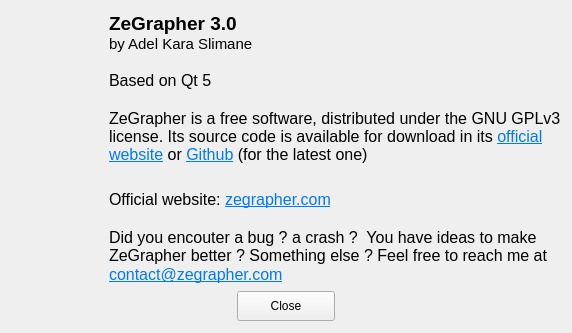
The window that Windows/about.ui (AdelKS/ZeGrapher) describes before a commit, drawn with Qt 5.
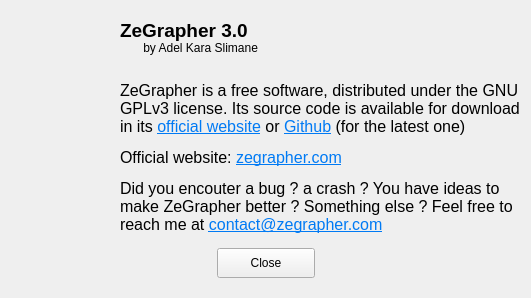
The same window after the commit.

Patch:
```diff
--- a/Windows/about.ui
+++ b/Windows/about.ui
@@ -6,8 +6,8 @@
    <rect>
     <x>0</x>
     <y>0</y>
-    <width>572</width>
-    <height>333</height>
+    <width>531</width>
+    <height>298</height>
    </rect>
   </property>
   <property name="windowTitle">
@@ -32,22 +32,7 @@
         </sizepolicy>
        </property>
        <property name="text">
-        <string>&lt;!DOCTYPE HTML PUBLIC &quot;-//W3C//DTD HTML 4.0//EN&quot; &quot;http://www.w3.org/TR/REC-html40/strict.dtd&quot;&gt;
-&lt;html&gt;&lt;head&gt;&lt;meta name=&quot;qrichtext&quot; content=&quot;1&quot; /&gt;&lt;style type=&quot;text/css&quot;&gt;
-p, li { white-space: pre-wrap; }
-&lt;/style&gt;&lt;/head&gt;&lt;body style=&quot; font-family:'Cantarell'; font-size:11pt; font-weight:400; font-style:normal;&quot;&gt;
-&lt;p style=&quot; margin-top:0px; margin-bottom:0px; margin-left:0px; margin-right:0px; -qt-block-indent:0; text-indent:0px;&quot;&gt;&lt;span style=&quot; font-family:'Sans'; font-size:14pt; font-weight:600;&quot;&gt;ZeGrapher 3.0&lt;/span&gt;&lt;/p&gt;
-&lt;p style=&quot; margin-top:0px; margin-bottom:0px; margin-left:0px; margin-right:0px; -qt-block-indent:0; text-indent:0px;&quot;&gt;by Adel Kara Slimane&lt;/p&gt;
-&lt;p style=&quot;-qt-paragraph-type:empty; margin-top:0px; margin-bottom:0px; margin-left:0px; margin-right:0px; -qt-block-indent:0; text-indent:0px;&quot;&gt;&lt;br /&gt;&lt;/p&gt;
-&lt;p style=&quot; margin-top:0px; margin-bottom:0px; margin-left:0px; margin-right:0px; -qt-block-indent:0; text-indent:0px;&quot;&gt;&lt;span style=&quot; font-family:'Sans'; font-size:12pt;&quot;&gt;Based on Qt 5&lt;/span&gt;&lt;/p&gt;
-&lt;p style=&quot;-qt-paragraph-type:empty; margin-top:0px; margin-bottom:0px; margin-left:0px; margin-right:0px; -qt-block-indent:0; text-indent:0px; font-family:'Sans'; font-size:12pt;&quot;&gt;&lt;br /&gt;&lt;/p&gt;
-&lt;p style=&quot; margin-top:0px; margin-bottom:0px; margin-left:0px; margin-right:0px; -qt-block-indent:0; text-indent:0px;&quot;&gt;&lt;span style=&quot; font-family:'Sans'; font-size:12pt;&quot;&gt;ZeGrapher is a free software, distributed under the GNU GPLv3 license. Its source code is available for download in its &lt;/span&gt;&lt;a href=&quot;http://zegrapher.com&quot;&gt;&lt;span style=&quot; font-family:'Sans Serif'; font-size:12pt; text-decoration: underline; color:#007af4;&quot;&gt;official website&lt;/span&gt;&lt;/a&gt;&lt;span style=&quot; font-family:'Sans'; font-size:12pt;&quot;&gt; or &lt;/span&gt;&lt;a href=&quot;https://github.com/AdelKS/ZeGrapher&quot;&gt;&lt;span style=&quot; font-family:'Sans Serif'; font-size:12pt; text-decoration: underline; color:#007af4;&quot;&gt;Github&lt;/span&gt;&lt;/a&gt;&lt;span style=&quot; font-family:'Sans'; font-size:12pt;&quot;&gt; (for the latest one)&lt;/span&gt;&lt;/p&gt;
-&lt;p style=&quot;-qt-paragraph-type:empty; margin-top:0px; margin-bottom:0px; margin-left:0px; margin-right:0px; -qt-block-indent:0; text-indent:0px; font-family:'MS Shell Dlg 2'; font-size:8pt;&quot;&gt;&lt;br /&gt;&lt;/p&gt;
-&lt;p style=&quot;-qt-paragraph-type:empty; margin-top:0px; margin-bottom:0px; margin-left:0px; margin-right:0px; -qt-block-indent:0; text-indent:0px; font-family:'MS Shell Dlg 2'; font-size:8pt;&quot;&gt;&lt;br /&gt;&lt;/p&gt;
-&lt;p style=&quot; margin-top:0px; margin-bottom:0px; margin-left:0px; margin-right:0px; -qt-block-indent:0; text-indent:0px;&quot;&gt;&lt;span style=&quot; font-family:'Sans'; font-size:12pt;&quot;&gt;Official website: &lt;/span&gt;&lt;a href=&quot;http://zegrapher.com&quot;&gt;&lt;span style=&quot; font-family:'Sans Serif'; font-size:12pt; text-decoration: underline; color:#007af4;&quot;&gt;zegrapher.com&lt;/span&gt;&lt;/a&gt;&lt;/p&gt;
-&lt;p style=&quot;-qt-paragraph-type:empty; margin-top:0px; margin-bottom:0px; margin-left:0px; margin-right:0px; -qt-block-indent:0; text-indent:0px; font-family:'Sans'; font-size:12pt; text-decoration: underline; color:#0000ff;&quot;&gt;&lt;br /&gt;&lt;/p&gt;
-&lt;p style=&quot; margin-top:0px; margin-bottom:0px; margin-left:0px; margin-right:0px; -qt-block-indent:0; text-indent:0px;&quot;&gt;&lt;span style=&quot; font-family:'Sans'; font-size:12pt;&quot;&gt;Did you encouter a bug ? a crash ?  You have ideas to make ZeGrapher better ? Something else ? Feel free to reach me at&lt;/span&gt;&lt;/p&gt;
-&lt;p style=&quot; margin-top:0px; margin-bottom:0px; margin-left:0px; margin-right:0px; -qt-block-indent:0; text-indent:0px;&quot;&gt;&lt;a href=&quot;mailto:contact@zegrapher.com&quot;&gt;&lt;span style=&quot; font-family:'Sans Serif'; font-size:12pt; text-decoration: underline; color:#007af4;&quot;&gt;contact@zegrapher.com&lt;/span&gt;&lt;/a&gt;&lt;/p&gt;&lt;/body&gt;&lt;/html&gt;</string>
+        <string>&lt;html&gt;&lt;head/&gt;&lt;body&gt;&lt;p&gt;&lt;span style=&quot; font-family:'Sans'; font-size:14pt; font-weight:600;&quot;&gt;ZeGrapher 3.0&lt;br/&gt;&lt;/span&gt;       by Adel Kara Slimane&lt;br/&gt;&lt;/p&gt;&lt;p&gt;&lt;span style=&quot; font-family:'Sans'; font-size:12pt;&quot;&gt;ZeGrapher is a free software, distributed under the GNU GPLv3 license. Its source code is available for download in its &lt;/span&gt;&lt;a href=&quot;http://zegrapher.com&quot;&gt;&lt;span style=&quot; font-family:'Sans Serif'; font-size:12pt; text-decoration: underline; color:#007af4;&quot;&gt;official website&lt;/span&gt;&lt;/a&gt;&lt;span style=&quot; font-family:'Sans'; font-size:12pt;&quot;&gt; or &lt;/span&gt;&lt;a href=&quot;https://github.com/AdelKS/ZeGrapher&quot;&gt;&lt;span style=&quot; font-family:'Sans Serif'; font-size:12pt; text-decoration: underline; color:#007af4;&quot;&gt;Github&lt;/span&gt;&lt;/a&gt;&lt;span style=&quot; font-family:'Sans'; font-size:12pt;&quot;&gt; (for the latest one)&lt;/span&gt;&lt;/p&gt;&lt;p&gt;&lt;span style=&quot; font-family:'Sans'; font-size:12pt;&quot;&gt;Official website: &lt;/span&gt;&lt;a href=&quot;http://zegrapher.com&quot;&gt;&lt;span style=&quot; font-family:'Sans Serif'; font-size:12pt; text-decoration: underline; color:#007af4;&quot;&gt;zegrapher.com&lt;/span&gt;&lt;/a&gt;&lt;/p&gt;&lt;p&gt;&lt;span style=&quot; font-family:'Sans'; font-size:12pt;&quot;&gt;Did you encouter a bug ? a crash ? You have ideas to make ZeGrapher better ? Something else ? Feel free to reach me at &lt;/span&gt;&lt;a href=&quot;mailto:contact@zegrapher.com&quot;&gt;&lt;span style=&quot; font-family:'Sans Serif'; font-size:12pt; text-decoration: underline; color:#007af4;&quot;&gt;contact@zegrapher.com&lt;/span&gt;&lt;/a&gt;&lt;/p&gt;&lt;/body&gt;&lt;/html&gt;</string>
        </property>
        <property name="scaledContents">
         <bool>false</bool>
```
